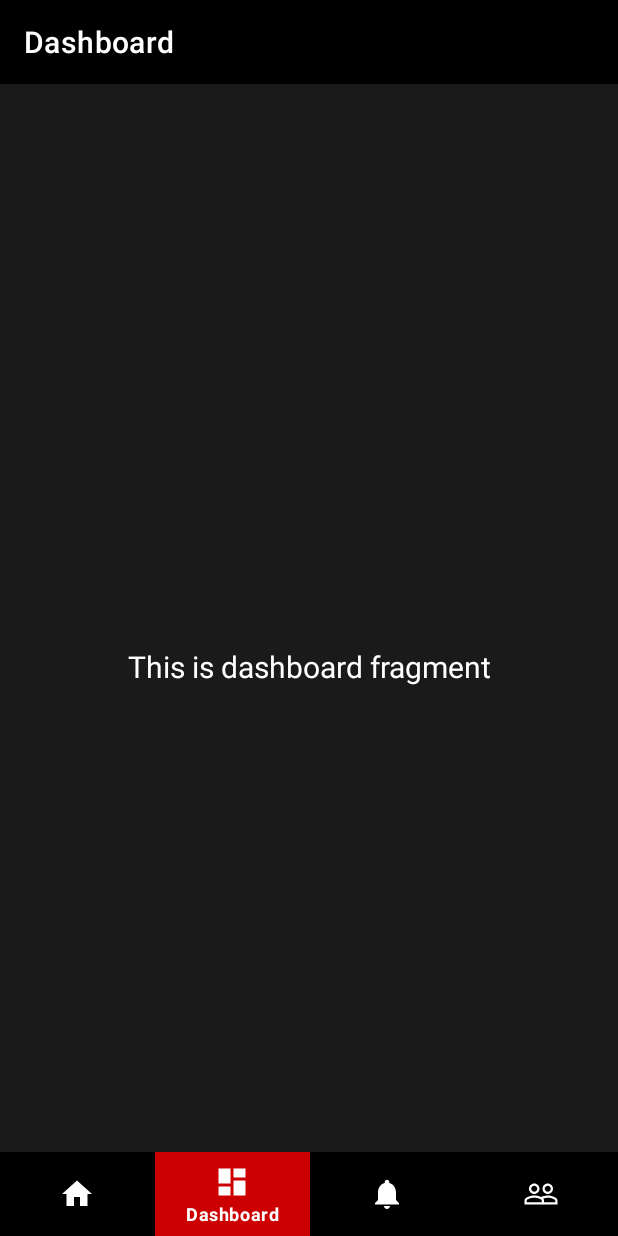
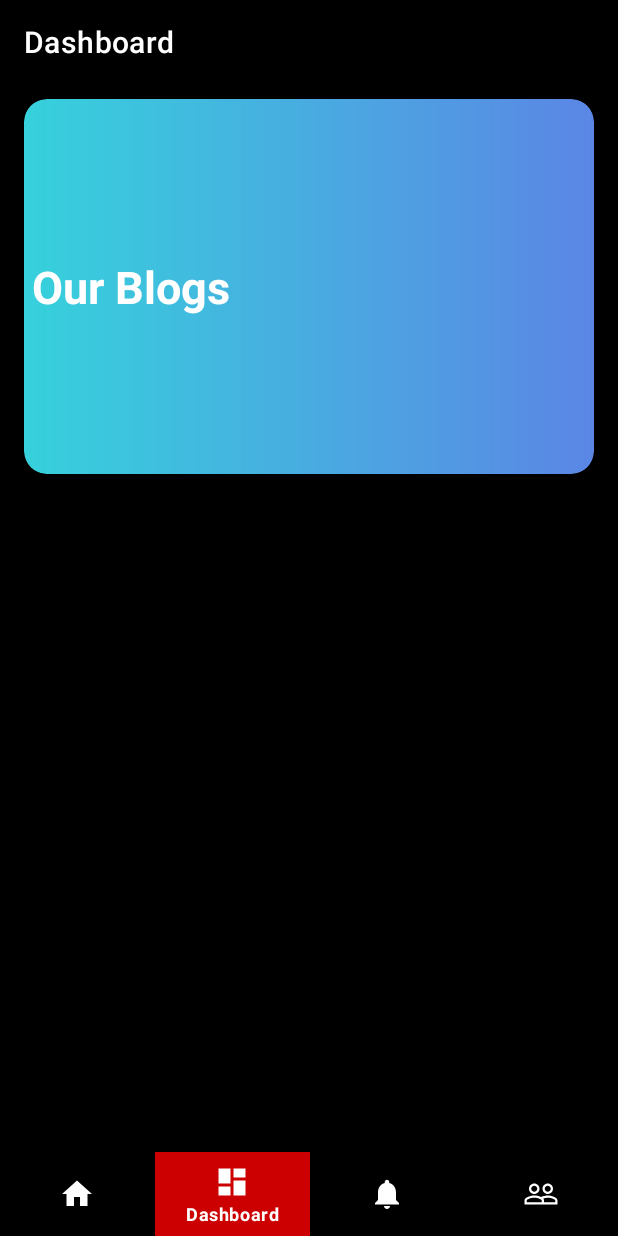
Before and after one commit to PrinceGarg23/IQ-Android, an Android app: the DashboardFragment screen opened through its navigation route, on a phone screen of 412 x 824 dp. Run offline under Robolectric (Android 15) with nearby library versions, the phone set to English and light mode, and no system bars; our stand-ins replace navigation-ui.

Commit message:
Updated major Blog view using API

```diff
--- a/app/src/main/java/com/example/iqapp/ui/dashboard/DashboardFragment.java
+++ b/app/src/main/java/com/example/iqapp/ui/dashboard/DashboardFragment.java
@@ -1,5 +1,6 @@
 package com.example.iqapp.ui.dashboard;
 
+import android.content.Intent;
 import android.os.Bundle;
 import android.view.LayoutInflater;
 import android.view.View;
@@ -12,6 +13,7 @@ import androidx.fragment.app.Fragment;
 import androidx.lifecycle.Observer;
 import androidx.lifecycle.ViewModelProvider;
 
+import com.example.iqapp.OurBlog;
 import com.example.iqapp.R;
 import com.example.iqapp.databinding.FragmentDashboardBinding;
 
@@ -27,15 +29,23 @@ public class DashboardFragment extends Fragment {
 
         binding = FragmentDashboardBinding.inflate(inflater, container, false);
         View root = binding.getRoot();
+        return root;
+    }
 
-        final TextView textView = binding.textDashboard;
-        dashboardViewModel.getText().observe(getViewLifecycleOwner(), new Observer<String>() {
+
+    @Override
+    public void onViewCreated(@NonNull View view, @Nullable Bundle savedInstanceState) {
+        super.onViewCreated(view, savedInstanceState);
+
+        View ourBlogs = getView().findViewById(R.id.our_blogs);
+        ourBlogs.setOnClickListener(new View.OnClickListener() {
             @Override
-            public void onChanged(@Nullable String s) {
-                textView.setText(s);
+            public void onClick(View v) {
+                Intent intent = new Intent(getContext(),OurBlog.class);
+                startActivity(intent);
             }
         });
-        return root;
+
     }
 
     @Override
--- a/app/src/main/java/com/example/iqapp/ui/dashboard/DashboardViewModel.java
+++ b/app/src/main/java/com/example/iqapp/ui/dashboard/DashboardViewModel.java
@@ -6,14 +6,6 @@ import androidx.lifecycle.ViewModel;
 
 public class DashboardViewModel extends ViewModel {
 
-    private MutableLiveData<String> mText;
-
     public DashboardViewModel() {
-        mText = new MutableLiveData<>();
-        mText.setValue("This is dashboard fragment");
-    }
-
-    public LiveData<String> getText() {
-        return mText;
     }
 }
--- /dev/null
+++ b/app/src/main/res/drawable/blog_gradient.xml
@@ -0,0 +1,12 @@
+<?xml version="1.0" encoding="utf-8"?>
+<shape xmlns:android="http://schemas.android.com/apk/res/android"
+    android:shape="rectangle">
+    <gradient
+        android:startColor="#5B86E5"
+        android:endColor="#36D1DC"
+        android:angle="180" />
+
+    <corners
+        android:radius="15dp">
+    </corners>
+</shape>
--- a/app/src/main/res/layout/fragment_dashboard.xml
+++ b/app/src/main/res/layout/fragment_dashboard.xml
@@ -1,23 +1,66 @@
 <?xml version="1.0" encoding="utf-8"?>
-<androidx.constraintlayout.widget.ConstraintLayout xmlns:android="http://schemas.android.com/apk/res/android"
+<androidx.core.widget.NestedScrollView
+    xmlns:android="http://schemas.android.com/apk/res/android"
     xmlns:app="http://schemas.android.com/apk/res-auto"
     xmlns:tools="http://schemas.android.com/tools"
     android:layout_width="match_parent"
     android:layout_height="match_parent"
+    android:background="?attr/colorPrimary"
     tools:context=".ui.dashboard.DashboardFragment">
 
-    <TextView
-        android:id="@+id/text_dashboard"
+    <LinearLayout
         android:layout_width="match_parent"
-        android:layout_height="wrap_content"
-        android:layout_marginStart="8dp"
-        android:layout_marginTop="8dp"
-        android:layout_marginEnd="8dp"
-        android:textAlignment="center"
-        android:textSize="20sp"
-        android:textColor="@color/white"
-        app:layout_constraintBottom_toBottomOf="parent"
-        app:layout_constraintEnd_toEndOf="parent"
-        app:layout_constraintStart_toStartOf="parent"
-        app:layout_constraintTop_toTopOf="parent" />
-</androidx.constraintlayout.widget.ConstraintLayout>
+        android:layout_height="match_parent"
+        android:orientation="vertical">
+
+        <androidx.cardview.widget.CardView
+            android:layout_width="match_parent"
+            android:layout_height="250dp"
+            android:layout_marginStart="16dp"
+            android:layout_marginLeft="16dp"
+            android:layout_marginTop="10dp"
+            android:layout_marginEnd="16dp"
+            android:layout_marginRight="16dp"
+            android:layout_marginBottom="10dp"
+            app:cardCornerRadius="15dp"
+            android:backgroundTint="@color/background">
+
+            <androidx.constraintlayout.widget.ConstraintLayout
+                android:id="@+id/our_blogs"
+                android:layout_width="match_parent"
+                android:layout_height="match_parent"
+                android:padding="5dp"
+                android:background="@drawable/blog_gradient">
+
+                <ImageView
+                    android:id="@+id/blog_icon"
+                    android:layout_width="wrap_content"
+                    android:layout_height="120dp"
+                    android:scaleType="fitXY"
+                    android:contentDescription="@string/blog_icon"
+                    android:background="?attr/colorAccent"
+                    app:layout_constraintTop_toTopOf="parent"
+                    app:layout_constraintStart_toStartOf="parent"
+                    app:layout_constraintBottom_toBottomOf="parent"/>
+                <TextView
+                    android:id="@+id/blog_text"
+                    android:layout_width="wrap_content"
+                    android:layout_height="wrap_content"
+                    android:textColor="?attr/colorOnPrimary"
+                    android:textSize="30sp"
+                    android:textStyle="bold"
+                    android:text="@string/our_blogs"
+                    app:layout_constraintStart_toEndOf="@id/blog_icon"
+                    app:layout_constraintTop_toTopOf="parent"
+                    app:layout_constraintBottom_toBottomOf="parent"
+                    />
+
+            </androidx.constraintlayout.widget.ConstraintLayout>
+
+
+        </androidx.cardview.widget.CardView>
+
+    </LinearLayout>
+
+
+</androidx.core.widget.NestedScrollView>
--- a/app/src/main/res/values/strings.xml
+++ b/app/src/main/res/values/strings.xml
@@ -8,4 +8,6 @@
     <string name="title_about">About Us</string>
     <string name="tagline">
 The club envisions a society with better knowledge, awareness, and access to technologies around the globe. We believe in achieving solutions of real world problems through using technologies which are either developing, new or old in an innovative way. </string>
+    <string name="blog_icon">blog icon</string>
+    <string name="our_blogs">Our Blogs</string>
 </resources>
```
Also changed, not shown: app/src/main/AndroidManifest.xml (+6 -4 lines), app/src/main/java/com/example/iqapp/Blog.java (added, +19 -0 lines), app/src/main/java/com/example/iqapp/BlogLoader.java (added, +33 -0 lines), app/src/main/java/com/example/iqapp/BlogRecyclerViewAdapter.java (added, +71 -0 lines), app/src/main/java/com/example/iqapp/OurBlog.java (added, +55 -0 lines), app/src/main/java/com/example/iqapp/Utils.java (added, +120 -0 lines), app/src/main/res/layout/activity_our_blog.xml (added, +42 -0 lines), app/src/main/res/layout/blog_view.xml (added, +81 -0 lines).
